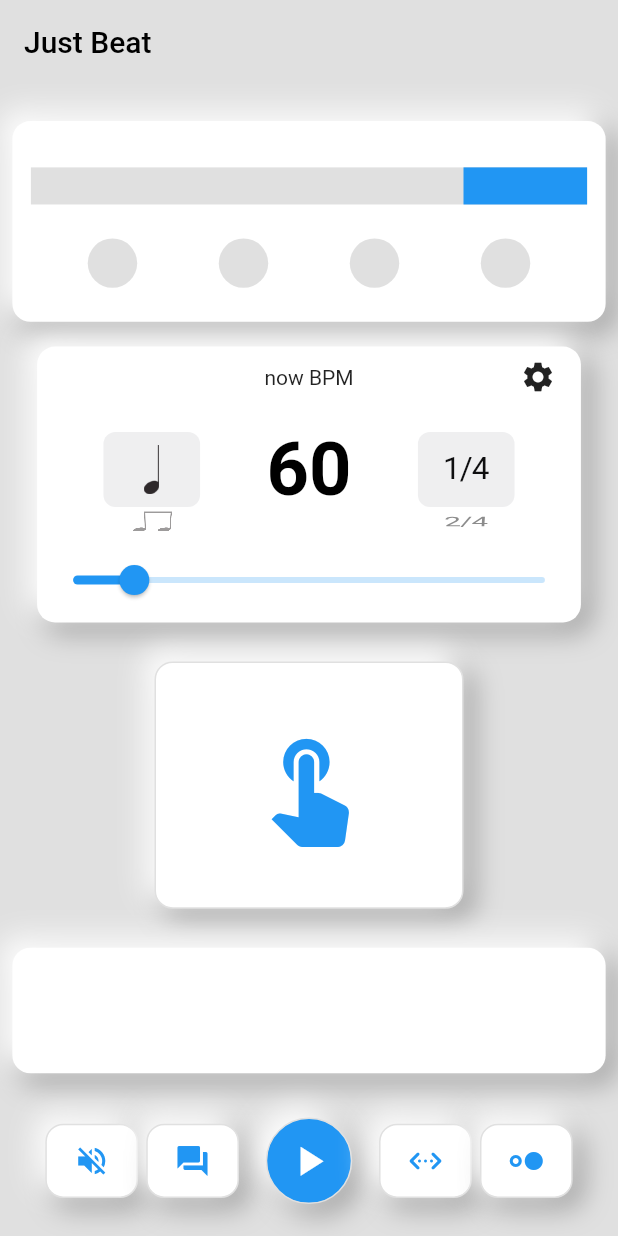
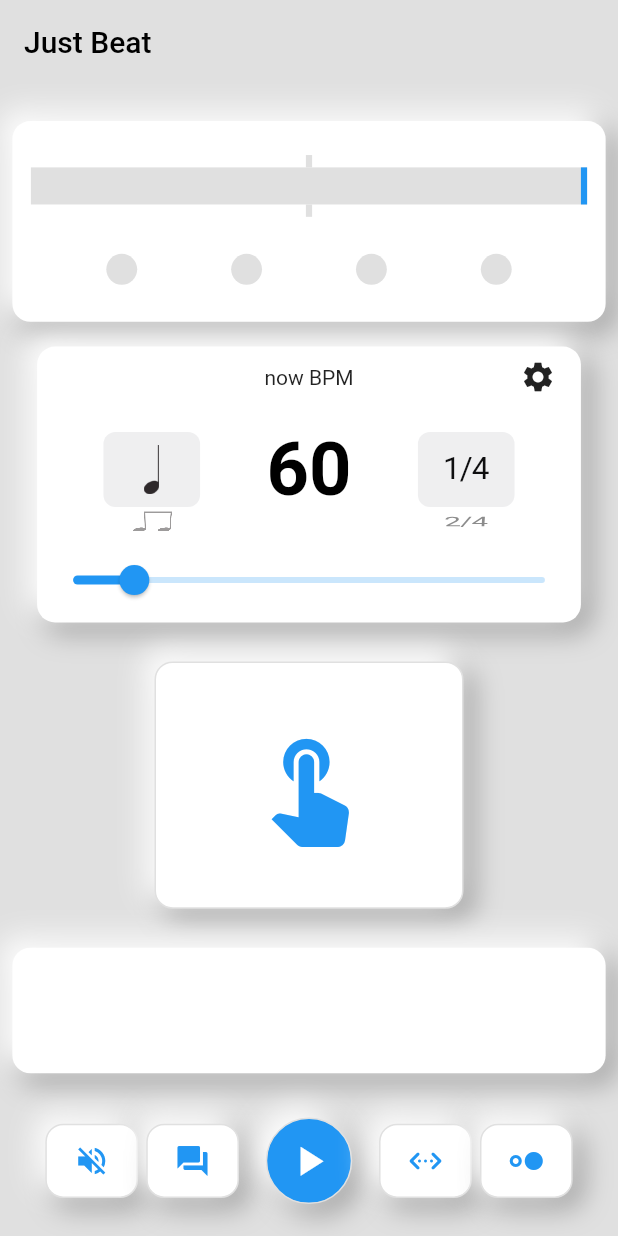
Before and after one commit to yuto90/metronome, a Flutter app: the screen it shows after launch, on a phone screen of 412 x 824 dp. Run offline on Flutter 3.47's test engine with Material 2 defaults, Android fonts, the light colour scheme and no system bars; drawn by our look-alikes of google_mobile_ads; missing offline and left inert: soundpool; network calls fail.

Commit message:
Pendulumのレイアウト修正

```diff
--- a/lib/home/rhythm/beat.dart
+++ b/lib/home/rhythm/beat.dart
@@ -15,9 +15,8 @@ class Beat extends StatelessWidget {
       children: [
         Spacer(),
         Container(
-          width: SizeConfig.blockSizeHorizontal! * 10,
-          height: SizeConfig.blockSizeVertical! * 4,
-          // todo ↓ 三項内に三項ってどうなの？
+          width: SizeConfig.blockSizeHorizontal! * 5,
+          height: SizeConfig.blockSizeVertical! * 3,
           decoration: BoxDecoration(
             color: context.read<FooterModel>().isClick
                 ? Colors.white
@@ -29,9 +28,8 @@ class Beat extends StatelessWidget {
         ),
         Spacer(),
         Container(
-          width: SizeConfig.blockSizeHorizontal! * 10,
-          height: SizeConfig.blockSizeVertical! * 4,
-          // todo ↓ 三項内に三項ってどうなの？
+          width: SizeConfig.blockSizeHorizontal! * 5,
+          height: SizeConfig.blockSizeVertical! * 3,
           decoration: BoxDecoration(
             color: context.read<FooterModel>().isClick
                 ? Colors.white
@@ -43,9 +41,8 @@ class Beat extends StatelessWidget {
         ),
         Spacer(),
         Container(
-          width: SizeConfig.blockSizeHorizontal! * 10,
-          height: SizeConfig.blockSizeVertical! * 4,
-          // todo ↓ 三項内に三項ってどうなの？
+          width: SizeConfig.blockSizeHorizontal! * 5,
+          height: SizeConfig.blockSizeVertical! * 3,
           decoration: BoxDecoration(
             color: context.read<FooterModel>().isClick
                 ? Colors.white
@@ -57,9 +54,8 @@ class Beat extends StatelessWidget {
         ),
         Spacer(),
         Container(
-          width: SizeConfig.blockSizeHorizontal! * 10,
-          height: SizeConfig.blockSizeVertical! * 4,
-          // todo ↓ 三項内に三項ってどうなの？
+          width: SizeConfig.blockSizeHorizontal! * 5,
+          height: SizeConfig.blockSizeVertical! * 3,
           decoration: BoxDecoration(
             color: context.read<FooterModel>().isClick
                 ? Colors.white
--- a/lib/home/rhythm/pendulum.dart
+++ b/lib/home/rhythm/pendulum.dart
@@ -20,9 +20,7 @@ class Pendulum extends StatelessWidget {
             mainAxisAlignment: MainAxisAlignment.spaceBetween,
             children: [
               // 左側のジャストタイミングとして許容する範囲
-              Align(
-                alignment: Alignment.bottomLeft,
-                child: Container(
+              Container(
                 width: SizeConfig.blockSizeHorizontal! * model.pendulumWidth +
                     model.safeWidth,
                 height: SizeConfig.blockSizeVertical! * 1,
@@ -30,11 +28,15 @@ class Pendulum extends StatelessWidget {
                 color: Colors.white,
                 key: model.leftGlobalKey, // 座標を取得したいWidgetにkeyを付けると、後から参照できる
               ),
+              Container(
+                width: SizeConfig.blockSizeHorizontal! * model.pendulumWidth,
+                height: SizeConfig.blockSizeVertical! * 1,
+                color: context.read<FooterModel>().isPendulum
+                    ? Colors.white
+                    : Colors.grey[300],
               ),
               // 右側のジャストタイミングとして許容する範囲
-              Align(
-                alignment: Alignment.bottomRight,
-                child: Container(
+              Container(
                 width: SizeConfig.blockSizeHorizontal! * model.pendulumWidth +
                     model.safeWidth,
                 height: SizeConfig.blockSizeVertical! * 1,
@@ -42,11 +44,10 @@ class Pendulum extends StatelessWidget {
                 color: Colors.white,
                 key: model.rightGlobalKey, // 座標を取得したいWidgetにkeyを付けると、後から参照できる
               ),
-              ),
             ],
           ),
         ),
-        // 振り子本体
+        // 振り子
         Container(
           width: SizeConfig.blockSizeHorizontal! * 90,
           height: SizeConfig.blockSizeVertical! * 3,
@@ -57,6 +58,7 @@ class Pendulum extends StatelessWidget {
             alignment: model.alignment,
             duration: Duration(milliseconds: model.tempoDuration),
             child: Container(
+              // 振り子本体
               width: SizeConfig.blockSizeHorizontal! * model.pendulumWidth,
               height: SizeConfig.blockSizeVertical! * 4,
               color: context.read<FooterModel>().isPendulum
@@ -67,6 +69,23 @@ class Pendulum extends StatelessWidget {
             curve: Curves.linear,
           ),
         ),
+
+        Container(
+          width: SizeConfig.blockSizeHorizontal! * 90,
+          height: SizeConfig.blockSizeVertical! * 1,
+          child: Row(
+            mainAxisAlignment: MainAxisAlignment.center,
+            children: [
+              Container(
+                width: SizeConfig.blockSizeHorizontal! * model.pendulumWidth,
+                height: SizeConfig.blockSizeVertical! * 1,
+                color: context.read<FooterModel>().isPendulum
+                    ? Colors.white
+                    : Colors.grey[300],
+              ),
+            ],
+          ),
+        ),
       ],
     );
   }
--- a/lib/home/rhythm/rhythm_model.dart
+++ b/lib/home/rhythm/rhythm_model.dart
@@ -36,7 +36,7 @@ class RhythmModel extends ChangeNotifier {
   // スタイルのプロパティ
   HomeProperty homeProperty = HomeProperty();
 
-  double pendulumWidth = 20;
+  double pendulumWidth = 1;
   // ジャストタイミングとして許容する幅
   double safeWidth = 30.0;
   // 振り子の初期位置
```
Lines whose indentation alone changed are shown as unchanged.
